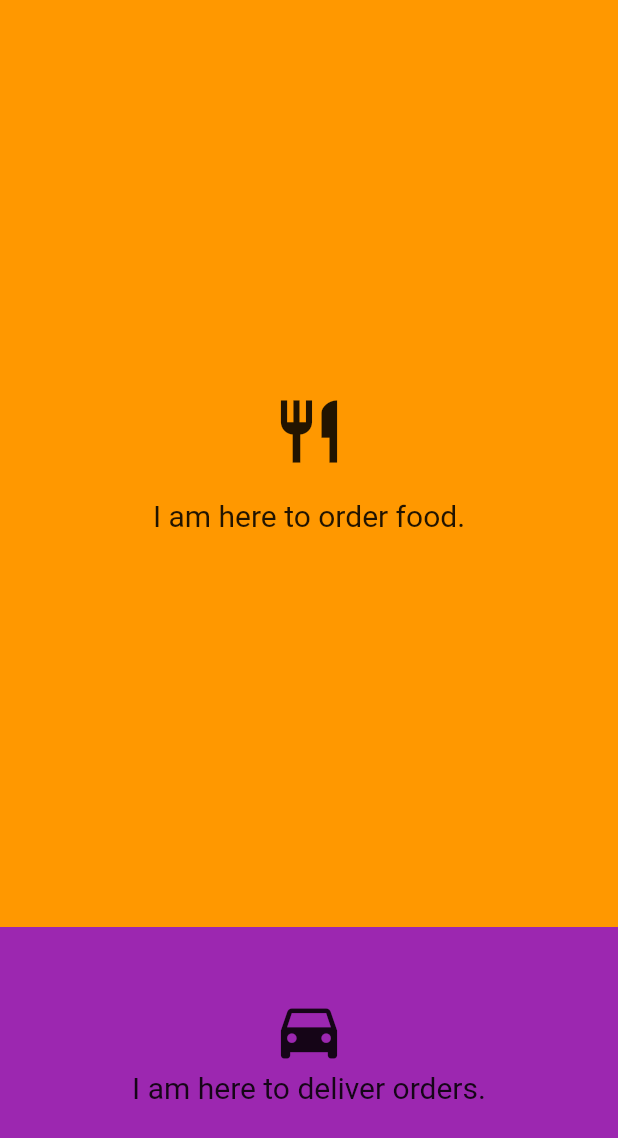
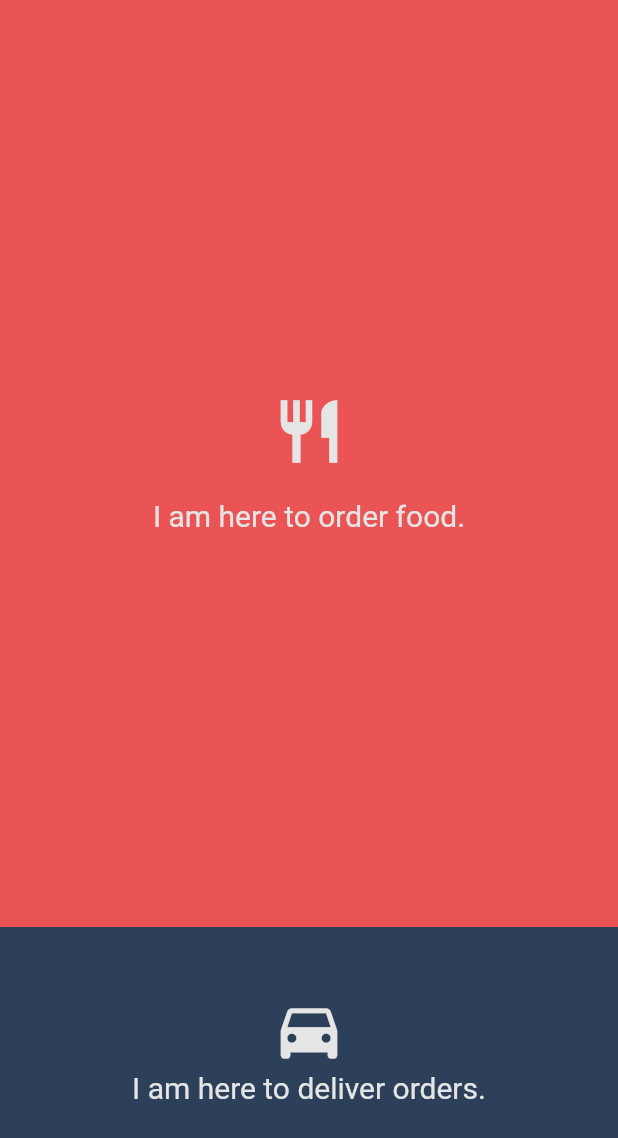
Before and after one commit to kforjan/delivery-app, a Flutter app: the SignInPage screen opened directly with empty values, on a phone screen of 412 x 824 dp. Shown: the top 1138 px of the screen. Run offline on Flutter 3.47's test engine with Material 2 defaults, Android fonts, the phone set to English and light mode, and no system bars; our stand-ins replace cloud_firestore, firebase_auth, flutter_map, geolocator, latlong, numberpicker; accounts and stored records are empty.

Commit message:
Added ordering functionality

```diff
--- /dev/null
+++ b/lib/app/home/order/models/order.dart
@@ -0,0 +1,40 @@
+import 'package:flutter/foundation.dart';
+
+class Order {
+  Order({
+    @required this.id,
+    @required this.mealCount,
+    @required this.sideMealCount,
+    @required this.drinkCount,
+    @required this.longitude,
+    @required this.latitude,
+  });
+
+  final String id;
+  final int mealCount;
+  final int sideMealCount;
+  final int drinkCount;
+  final double longitude;
+  final double latitude;
+
+  Map<String, dynamic> toMap() {
+    return {
+      'mealCount': this.mealCount,
+      'sideMealCount': this.sideMealCount,
+      'drinkCount': this.drinkCount,
+      'longitude': this.longitude,
+      'latitude': this.latitude,
+    };
+  }
+
+  static Order fromMap(Map<String, dynamic> orderData) {
+    return Order(
+      id: '',
+      mealCount: orderData['mealCount'],
+      sideMealCount: orderData['sideMealCount'],
+      drinkCount: orderData['drinkCount'],
+      longitude: orderData['longitude'],
+      latitude: orderData['latitude'],
+    );
+  }
+}
--- a/lib/app/sign_in/deliver_button.dart
+++ b/lib/app/sign_in/deliver_button.dart
@@ -1,8 +1,8 @@
-import 'package:cloud_firestore/cloud_firestore.dart';
-import 'package:delivery_app/services/auth.dart';
-import 'package:delivery_app/services/database.dart';
 import 'package:flutter/material.dart';
 import 'package:provider/provider.dart';
+
+import '../../services/auth.dart';
+import '../../services/database.dart';
 
 class DeliverButton extends StatelessWidget {
   final Function onTap;
@@ -24,7 +24,7 @@ class DeliverButton extends StatelessWidget {
             .addUserType(user.userId, UserType.deliver);
       },
       child: Container(
-        color: Colors.purple,
+        color: Color.fromRGBO(45, 64, 89, 1),
         height: mediaQuery.size.height,
         child: Column(
           children: [
@@ -40,11 +40,15 @@ class DeliverButton extends StatelessWidget {
                     Icon(
                       Icons.drive_eta,
                       size: 50,
+                      color: Color.fromRGBO(229, 229, 229, 1),
                     ),
                     SizedBox(width: 20),
                     Text(
                       'I am here to deliver orders.',
-                      style: TextStyle(fontSize: 20),
+                      style: TextStyle(
+                        fontSize: 20,
+                        color: Color.fromRGBO(229, 229, 229, 1),
+                      ),
                     ),
                   ],
                 ),
--- a/lib/app/sign_in/order_button.dart
+++ b/lib/app/sign_in/order_button.dart
@@ -1,7 +1,8 @@
-import 'package:delivery_app/services/auth.dart';
-import 'package:delivery_app/services/database.dart';
 import 'package:flutter/material.dart';
 import 'package:provider/provider.dart';
+
+import '../../services/auth.dart';
+import '../../services/database.dart';
 
 class OrderButton extends StatelessWidget {
   final Function onTap;
@@ -22,7 +23,7 @@ class OrderButton extends StatelessWidget {
             .addUserType(user.userId, UserType.order);
       },
       child: Container(
-        color: Colors.orange,
+        color: Color.fromRGBO(234, 84, 85, 1),
         height: mediaQuery.size.height * 0.75,
         child: Center(
           child: Column(
@@ -31,11 +32,15 @@ class OrderButton extends StatelessWidget {
               Icon(
                 Icons.restaurant,
                 size: 50,
+                color: Color.fromRGBO(229, 229, 229, 1),
               ),
               SizedBox(height: 20),
               Text(
                 'I am here to order food.',
-                style: TextStyle(fontSize: 20),
+                style: TextStyle(
+                  fontSize: 20,
+                  color: Color.fromRGBO(229, 229, 229, 1),
+                ),
               ),
             ],
           ),
--- a/lib/app/sign_in/sign_in_model.dart
+++ b/lib/app/sign_in/sign_in_model.dart
@@ -1,7 +1,6 @@
 import 'package:flutter/foundation.dart';
 
 import '../../services/auth.dart';
-import '../../constants/strings.dart';
 
 enum SignInFormType {
   signIn,
--- a/lib/delivery_app.dart
+++ b/lib/delivery_app.dart
@@ -1,9 +1,10 @@
-import 'package:delivery_app/services/database.dart';
 import 'package:flutter/material.dart';
 import 'package:provider/provider.dart';
 
 import 'app/landing_page/landing_page.dart';
 import 'services/auth.dart';
+import 'services/database.dart';
+import 'theme.dart';
 
 class DeliveryApp extends StatelessWidget {
   @override
@@ -18,6 +19,7 @@ class DeliveryApp extends StatelessWidget {
         )
       ],
       child: MaterialApp(
+        theme: buildTheme(),
         title: 'DeliveyApp',
         home: Scaffold(
           body: Center(
--- a/lib/services/api_path.dart
+++ b/lib/services/api_path.dart
@@ -1,7 +1,5 @@
 class ApiPath {
-  // static String friend(String uid, String friendId) =>
-  //     'users/$uid/friend/$friendId';
-  // static String friends(String uid) => 'users/$uid/friends';
+  static String order(String orderId) => 'orders/$orderId';
   static String user(String uid) => 'users/$uid';
   static String userType(String uid) => 'users/$uid/type';
 }
--- a/lib/services/auth.dart
+++ b/lib/services/auth.dart
@@ -1,7 +1,4 @@
-import 'package:delivery_app/services/database.dart';
 import 'package:firebase_auth/firebase_auth.dart';
-import 'package:flutter/cupertino.dart';
-import 'package:provider/provider.dart';
 
 class User {
   User({
--- a/pubspec.yaml
+++ b/pubspec.yaml
@@ -24,12 +24,13 @@ dependencies:
   flutter:
     sdk: flutter
 
-  # The following adds the Cupertino Icons font to your application.
-  # Use with the CupertinoIcons class for iOS style icons.
+  numberpicker: ^1.2.1
   cupertino_icons: ^0.1.3
   provider: ^4.3.2
   firebase_auth: ^0.16.1
   cloud_firestore: ^0.13.7
+  geolocator: ^5.3.2+2
+  flutter_map: ^0.10.1+1
 
 dev_dependencies:
   flutter_test:
```
Also changed, not shown: lib/app/home/deliver/deliver_page.dart (+3 -4 lines), lib/app/home/order/food_selection.dart (added, +44 -0 lines), lib/app/home/order/order_model.dart (added, +66 -0 lines), lib/app/home/order/order_page.dart (+8 -11 lines), lib/app/home/order/order_selection.dart (added, +134 -0 lines), lib/app/landing_page/landing_page.dart (+3 -4 lines), lib/app/sign_in/sign_in_page.dart (+5 -4 lines), lib/services/database.dart (+8 -15 lines), lib/theme.dart (added, +21 -0 lines), pubspec.lock, 1 other file.
